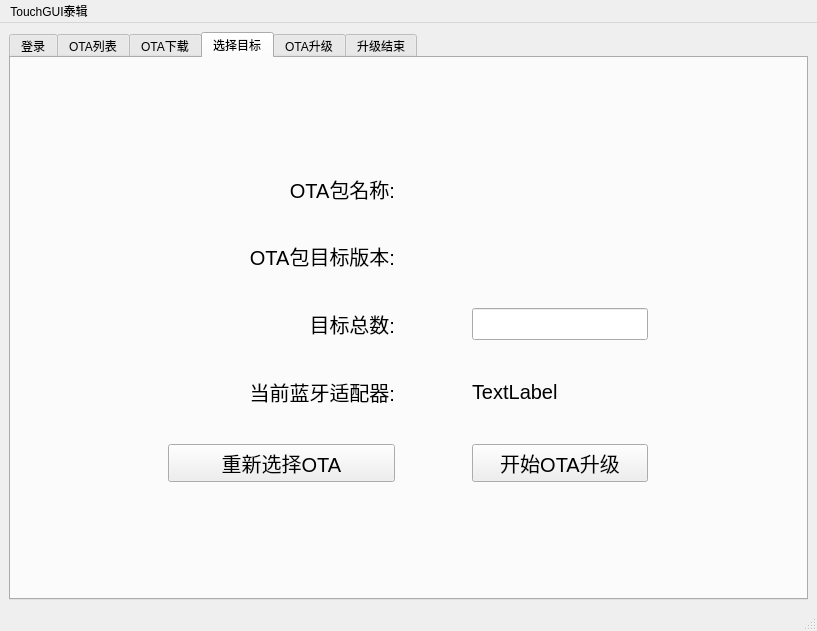
hucheng-yyds/TouchGUI_OTA_Tool, file mainwindow.ui: the form before one commit.
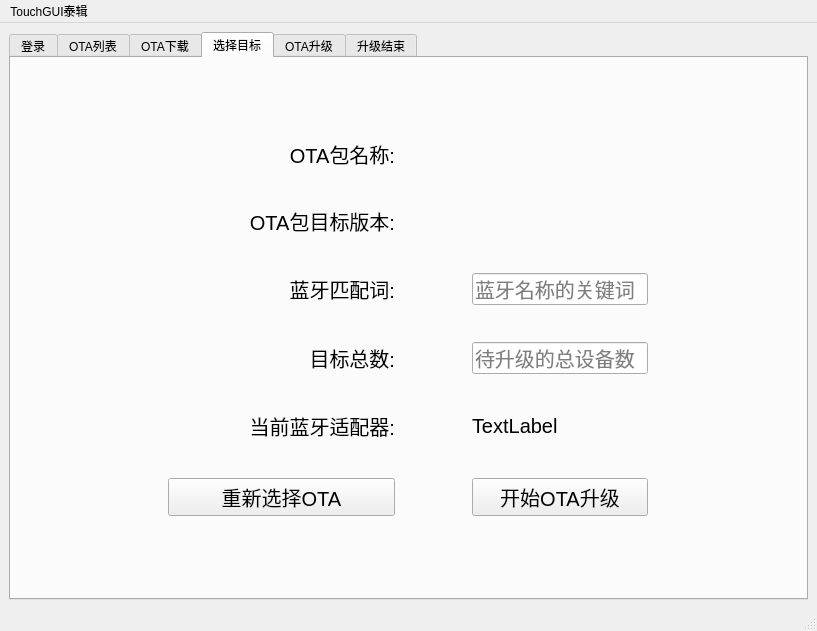
The form after the commit.

Commit message: 添加蓝牙关键词匹配

Diff of the .ui file:
```diff
--- a/mainwindow.ui
+++ b/mainwindow.ui
@@ -553,7 +553,7 @@
              </property>
             </widget>
            </item>
-           <item row="2" column="0">
+           <item row="3" column="0">
             <widget class="QLabel" name="label_17">
              <property name="minimumSize">
               <size>
@@ -575,7 +575,7 @@
              </property>
             </widget>
            </item>
-           <item row="2" column="1">
+           <item row="3" column="1">
             <widget class="QLineEdit" name="lineEdit_4">
              <property name="maximumSize">
               <size>
@@ -589,9 +589,12 @@
                <pointsize>15</pointsize>
               </font>
              </property>
+             <property name="placeholderText">
+              <string>待升级的总设备数</string>
+             </property>
             </widget>
            </item>
-           <item row="3" column="0">
+           <item row="4" column="0">
             <widget class="QLabel" name="label_18">
              <property name="minimumSize">
               <size>
@@ -613,7 +616,7 @@
              </property>
             </widget>
            </item>
-           <item row="3" column="1">
+           <item row="4" column="1">
             <widget class="QLabel" name="label_21">
              <property name="font">
               <font>
@@ -626,7 +629,7 @@
              </property>
             </widget>
            </item>
-           <item row="4" column="0">
+           <item row="5" column="0">
             <widget class="QPushButton" name="pushButton_3">
              <property name="minimumSize">
               <size>
@@ -645,7 +648,7 @@
              </property>
             </widget>
            </item>
-           <item row="4" column="1">
+           <item row="5" column="1">
             <widget class="QPushButton" name="pushButton_4">
              <property name="font">
               <font>
@@ -658,6 +661,47 @@
              </property>
             </widget>
            </item>
+           <item row="2" column="0">
+            <widget class="QLabel" name="label_51">
+             <property name="minimumSize">
+              <size>
+               <width>227</width>
+               <height>0</height>
+              </size>
+             </property>
+             <property name="font">
+              <font>
+               <family>Microsoft YaHei UI</family>
+               <pointsize>15</pointsize>
+              </font>
+             </property>
+             <property name="text">
+              <string>蓝牙匹配词:</string>
+             </property>
+             <property name="alignment">
+              <set>Qt::AlignRight|Qt::AlignTrailing|Qt::AlignVCenter</set>
+             </property>
+            </widget>
+           </item>
+           <item row="2" column="1">
+            <widget class="QLineEdit" name="lineEdit_5">
+             <property name="maximumSize">
+              <size>
+               <width>227</width>
+               <height>16777215</height>
+              </size>
+             </property>
+             <property name="font">
+              <font>
+               <family>Microsoft YaHei UI</family>
+               <pointsize>15</pointsize>
+              </font>
+             </property>
+             <property name="placeholderText">
+              <string>蓝牙名称的关键词</string>
+             </property>
+            </widget>
+           </item>
           </layout>
          </widget>
         </item>
```
The commit also changes 3 other files.
